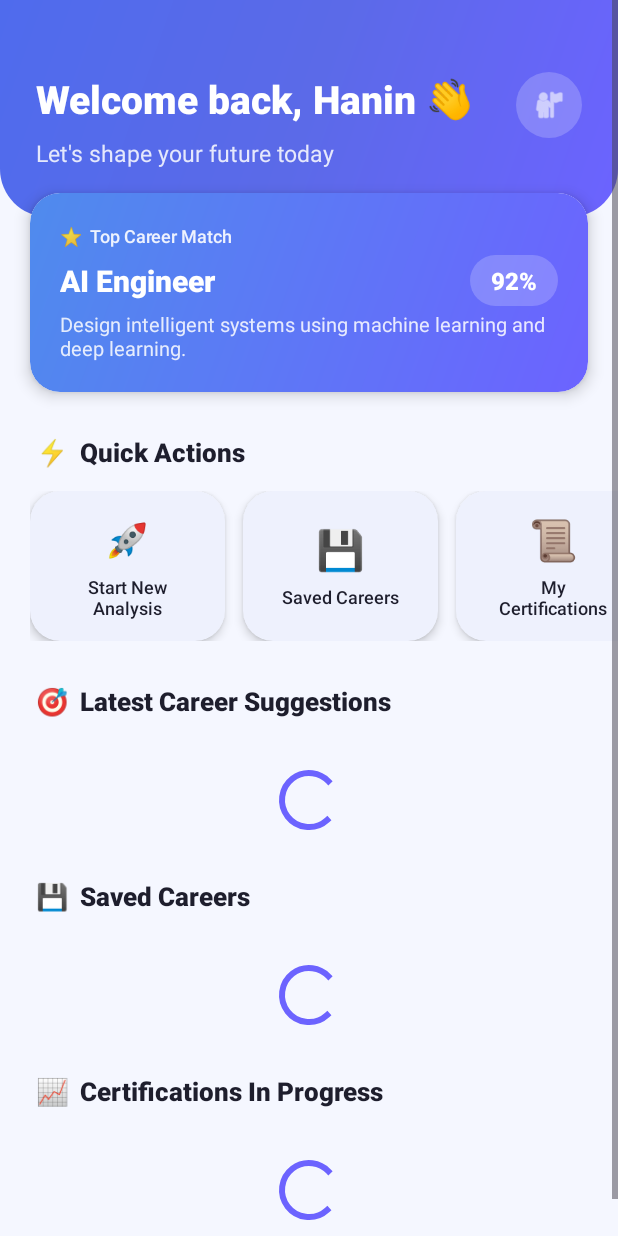
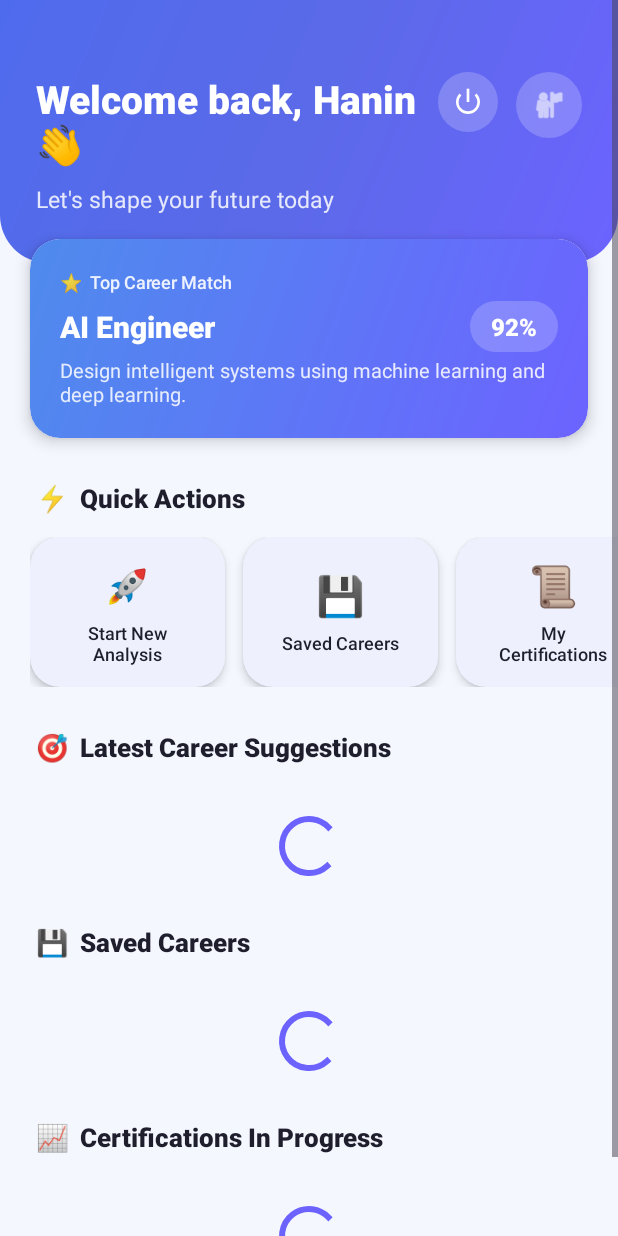
Before and after one commit to NostalgiaSk/SmartCareer-AI-Career-Path-Predictor, an Android app built with Jetpack Compose: the layout activity_home.xml on its own in the app's theme, with its tools: preview values and no code run, on a phone screen of 412 x 824 dp. Run offline under Robolectric (Android 15) with nearby library versions, the phone set to English and light mode, and no system bars.

Commit message:
Added Logout Button in home screen

```diff
--- a/app/src/main/res/layout/activity_home.xml
+++ b/app/src/main/res/layout/activity_home.xml
@@ -53,8 +53,21 @@
                 android:textColor="#FFFFFF"
                 android:textSize="26sp"
                 tools:text="Welcome back, Hanin 👋"
+                app:layout_constraintEnd_toStartOf="@id/ivLogout"
+                app:layout_constraintStart_toStartOf="parent"
+                app:layout_constraintTop_toTopOf="parent" />
+
+            <ImageView
+                android:id="@+id/ivLogout"
+                android:layout_width="40dp"
+                android:layout_height="40dp"
+                android:layout_marginEnd="12dp"
+                android:background="@drawable/bg_score_badge"
+                android:contentDescription="@string/home_logout"
+                android:padding="9dp"
+                android:src="@android:drawable/ic_lock_power_off"
+                app:tint="#FFFFFF"
                 app:layout_constraintEnd_toStartOf="@id/ivProfile"
-                app:layout_constraintStart_toStartOf="parent"
                 app:layout_constraintTop_toTopOf="parent" />
 
             <!-- Profile icon — top-right -->
--- a/app/src/main/res/values/strings.xml
+++ b/app/src/main/res/values/strings.xml
@@ -125,6 +125,9 @@
     <string name="home_welcome">Welcome back, %1$s 👋</string>
     <string name="home_subtitle">Let\'s shape your future today</string>
     <string name="home_profile_icon">Profile</string>
+    <string name="home_logout">Logout</string>
+    <string name="home_logout_confirm">Are you sure you want to logout?</string>
+    <string name="home_logout_cancel">Cancel</string>
 
     <!-- Quick Actions -->
     <string name="home_quick_actions">Quick Actions</string>
```
Also changed, not shown: app/src/main/java/com/hanin/smartcareer/activities/HomeActivity.java (+20 -0 lines).
